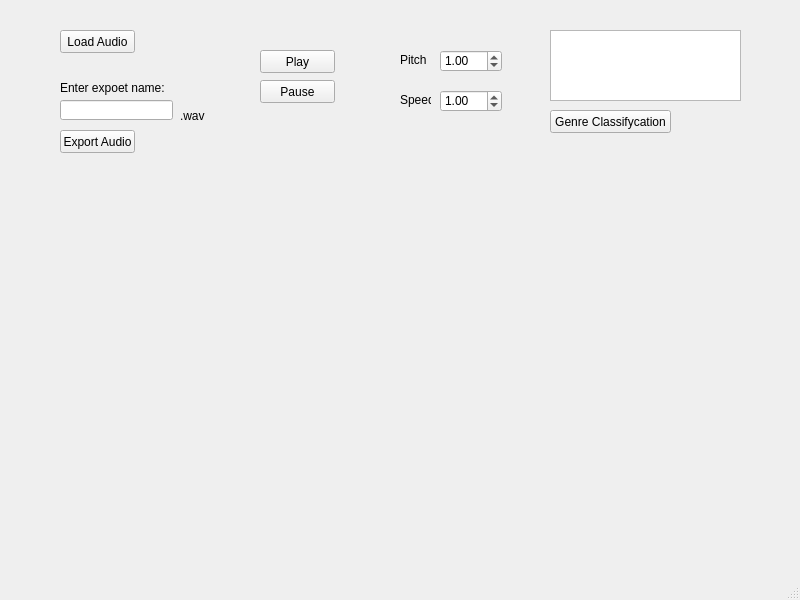
AdaChen445/MIR_term, file ui.ui: the form before one commit.
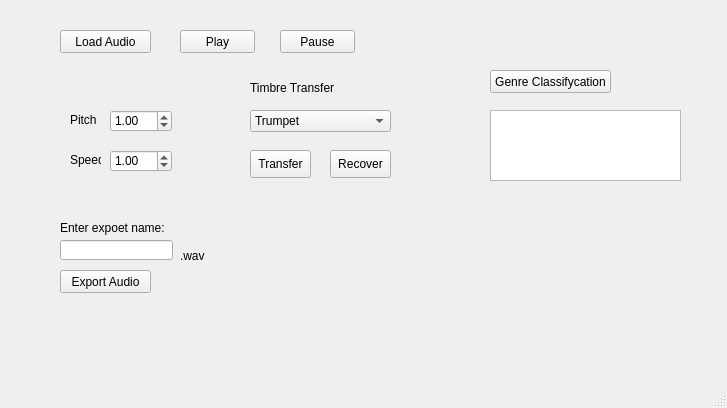
The form after the commit.

Commit message: add timbre transfer

The edit to the form file:
```diff
--- a/ui.ui
+++ b/ui.ui
@@ -6,8 +6,8 @@
    <rect>
     <x>0</x>
     <y>0</y>
-    <width>800</width>
-    <height>600</height>
+    <width>727</width>
+    <height>408</height>
    </rect>
   </property>
   <property name="windowTitle">
@@ -19,7 +19,7 @@
      <rect>
       <x>60</x>
       <y>30</y>
-      <width>75</width>
+      <width>91</width>
       <height>23</height>
      </rect>
     </property>
@@ -30,8 +30,8 @@
    <widget class="QPushButton" name="gc">
     <property name="geometry">
      <rect>
-      <x>550</x>
-      <y>110</y>
+      <x>490</x>
+      <y>70</y>
       <width>121</width>
       <height>23</height>
      </rect>
@@ -43,8 +43,8 @@
    <widget class="QLabel" name="pitch">
     <property name="geometry">
      <rect>
-      <x>400</x>
-      <y>50</y>
+      <x>70</x>
+      <y>110</y>
       <width>31</width>
       <height>20</height>
      </rect>
@@ -56,8 +56,8 @@
    <widget class="QPushButton" name="play">
     <property name="geometry">
      <rect>
-      <x>260</x>
-      <y>50</y>
+      <x>180</x>
+      <y>30</y>
       <width>75</width>
       <height>23</height>
      </rect>
@@ -69,8 +69,8 @@
    <widget class="QPushButton" name="pause">
     <property name="geometry">
      <rect>
-      <x>260</x>
-      <y>80</y>
+      <x>280</x>
+      <y>30</y>
       <width>75</width>
       <height>23</height>
      </rect>
@@ -83,8 +83,8 @@
     <property name="geometry">
      <rect>
       <x>60</x>
-      <y>130</y>
-      <width>75</width>
+      <y>270</y>
+      <width>91</width>
       <height>23</height>
      </rect>
     </property>
@@ -95,8 +95,8 @@
    <widget class="QLabel" name="speed">
     <property name="geometry">
      <rect>
-      <x>400</x>
-      <y>90</y>
+      <x>70</x>
+      <y>150</y>
       <width>31</width>
       <height>20</height>
      </rect>
@@ -108,8 +108,8 @@
    <widget class="QTextBrowser" name="gc_result">
     <property name="geometry">
      <rect>
-      <x>550</x>
-      <y>30</y>
+      <x>490</x>
+      <y>110</y>
       <width>191</width>
       <height>71</height>
      </rect>
@@ -118,8 +118,8 @@
    <widget class="QDoubleSpinBox" name="speed_spin">
     <property name="geometry">
      <rect>
-      <x>440</x>
-      <y>90</y>
+      <x>110</x>
+      <y>150</y>
       <width>62</width>
       <height>22</height>
      </rect>
@@ -137,8 +137,8 @@
    <widget class="QDoubleSpinBox" name="pitch_spin">
     <property name="geometry">
      <rect>
-      <x>440</x>
-      <y>50</y>
+      <x>110</x>
+      <y>110</y>
       <width>62</width>
       <height>22</height>
      </rect>
@@ -154,7 +154,7 @@
     <property name="geometry">
      <rect>
       <x>60</x>
-      <y>100</y>
+      <y>240</y>
       <width>113</width>
       <height>20</height>
      </rect>
@@ -164,7 +164,7 @@
     <property name="geometry">
      <rect>
       <x>180</x>
-      <y>110</y>
+      <y>250</y>
       <width>47</width>
       <height>12</height>
      </rect>
@@ -177,7 +177,7 @@
     <property name="geometry">
      <rect>
       <x>60</x>
-      <y>80</y>
+      <y>220</y>
       <width>121</width>
       <height>16</height>
      </rect>
@@ -186,6 +186,70 @@
      <string>Enter expoet name:</string>
     </property>
    </widget>
+   <widget class="QLabel" name="label">
+    <property name="geometry">
+     <rect>
+      <x>250</x>
+      <y>80</y>
+      <width>101</width>
+      <height>16</height>
+     </rect>
+    </property>
+    <property name="text">
+     <string>Timbre Transfer</string>
+    </property>
+   </widget>
+   <widget class="QComboBox" name="target_comboBox">
+    <property name="geometry">
+     <rect>
+      <x>250</x>
+      <y>110</y>
+      <width>141</width>
+      <height>22</height>
+     </rect>
+    </property>
+    <item>
+     <property name="text">
+      <string>Trumpet</string>
+     </property>
+    </item>
+    <item>
+     <property name="text">
+      <string>Violin</string>
+     </property>
+    </item>
+    <item>
+     <property name="text">
+      <string>Acoustic Guitar</string>
+     </property>
+    </item>
+   </widget>
+   <widget class="QPushButton" name="transfer_button">
+    <property name="geometry">
+     <rect>
+      <x>250</x>
+      <y>150</y>
+      <width>61</width>
+      <height>28</height>
+     </rect>
+    </property>
+    <property name="text">
+     <string>Transfer</string>
+    </property>
+   </widget>
+   <widget class="QPushButton" name="recover_button">
+    <property name="geometry">
+     <rect>
+      <x>330</x>
+      <y>150</y>
+      <width>61</width>
+      <height>28</height>
+     </rect>
+    </property>
+    <property name="text">
+     <string>Recover</string>
+    </property>
+   </widget>
   </widget>
   <widget class="QMenuBar" name="menubar">
    <property name="geometry">
```
Left out of the diff: 4 changed lines with no effect on the pictures. The commit also changes 30 other files.
